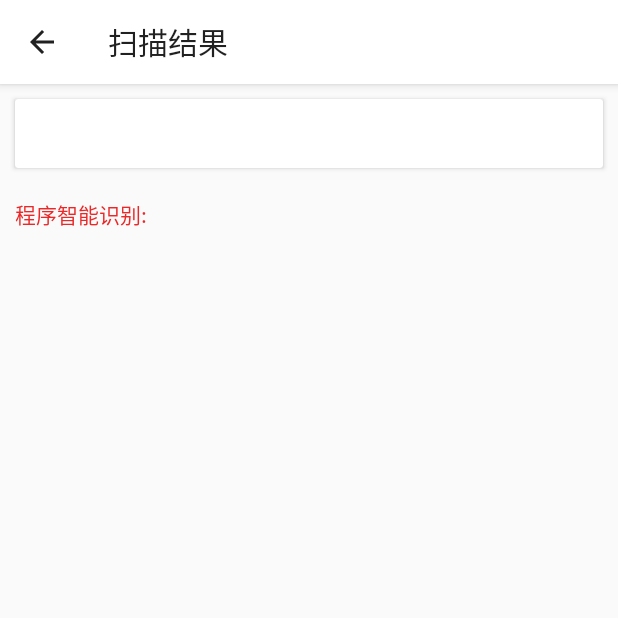
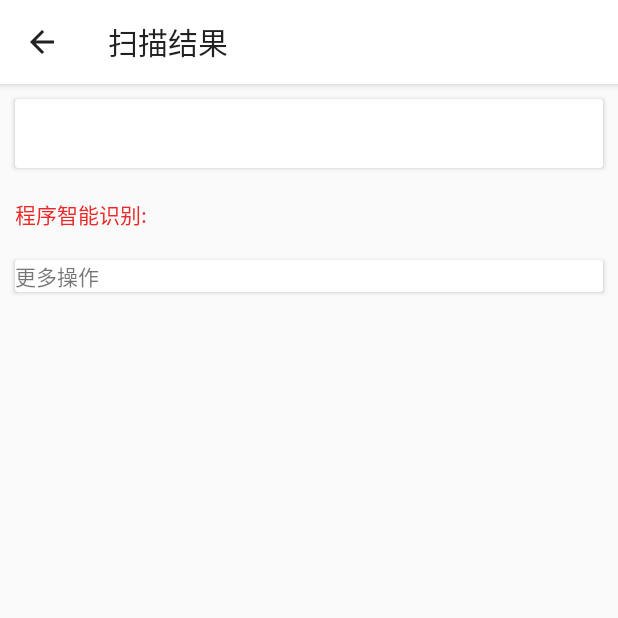
Before and after one commit to mdhyy008/QRTools, an Android app: the ScanResultActivity screen opened directly, with no data from a screen before it, on a phone screen of 412 x 824 dp, the top half of it. Run offline under Robolectric (Android 15) with nearby library versions, the phone set to English and light mode, and no system bars; 5 statements that could not run were skipped.

```diff
--- a/app/build.gradle
+++ b/app/build.gradle
@@ -7,8 +7,8 @@ android {
         applicationId "com.dabai.qrtools"
         minSdkVersion 23
         targetSdkVersion 28
-        versionCode 90
-        versionName "2.8 - Q"
+        versionCode 92
+        versionName "2.9"
         testInstrumentationRunner "android.support.test.runner.AndroidJUnitRunner"
     }
     buildTypes {
@@ -23,6 +23,7 @@ dependencies {
     implementation fileTree(dir: 'libs', include: ['*.jar'])
     implementation 'com.android.support:appcompat-v7:28.0.0'
     implementation 'com.android.support.constraint:constraint-layout:1.1.3'
+
     testImplementation 'junit:junit:4.12'
     androidTestImplementation 'com.android.support.test:runner:1.0.2'
     androidTestImplementation 'com.android.support.test.espresso:espresso-core:3.0.2'
--- a/app/src/main/AndroidManifest.xml
+++ b/app/src/main/AndroidManifest.xml
@@ -119,11 +119,13 @@
         <service
             android:name=".ClipService"
             android:enabled="true"
-            android:exported="true" /> <!-- 访问文件权限 -->
+            android:exported="true" />
         <service
             android:name=".ScreenshotMonitorService"
             android:enabled="true"
             android:exported="true" />
+
+
     </application>
     <uses-permission android:name="android.permission.SYSTEM_ALERT_WINDOW" /> <!-- 储存权限 -->
     <uses-permission android:name="android.permission.READ_CONTACTS" /> <!-- 安装SHORTCUT -->
--- a/app/src/main/java/com/dabai/qrtools/TextOpen.java
+++ b/app/src/main/java/com/dabai/qrtools/TextOpen.java
@@ -127,12 +127,12 @@ public class TextOpen extends AppCompatActivity {
                     }
                     tv.setText(telink);
 
-                    Bitmap bit = createQRCodeBitmap(telink, 700, 700, "UTF-8", "L", "1", Color.parseColor(DabaiUtils.getRandColorCode()), Color.WHITE);
+                    Bitmap bit = createQRCodeBitmap(telink, 700, 700, "UTF-8", "L", "1", Color.BLACK, Color.WHITE);
                     img.setImageBitmap(bit);
                 } else {
                     tv.setText(tenolink);
 
-                    Bitmap bit = createQRCodeBitmap(tenolink, 700, 700, "UTF-8", "L", "1", Color.parseColor(DabaiUtils.getRandColorCode()), Color.WHITE);
+                    Bitmap bit = createQRCodeBitmap(tenolink, 700, 700, "UTF-8", "L", "1", Color.BLACK, Color.WHITE);
                     img.setImageBitmap(bit);
 
                 }
--- a/app/src/main/res/layout/activity_result.xml
+++ b/app/src/main/res/layout/activity_result.xml
@@ -197,6 +197,30 @@
         </android.support.v7.widget.CardView>
 
 
+
+        <!--识别到的内容，来指定打开方式-->
+        <android.support.v7.widget.CardView
+            android:layout_width="match_parent"
+            android:layout_height="wrap_content"
+            android:layout_margin="10dp">
+
+            <LinearLayout
+                android:layout_width="match_parent"
+                android:layout_height="wrap_content"
+                android:orientation="vertical">
+
+
+                <TextView
+                    android:layout_width="wrap_content"
+                    android:layout_height="wrap_content"
+                    android:text="更多操作" />
+            </LinearLayout>
+
+        </android.support.v7.widget.CardView>
+
+
+
+
         <!--识别到的内容，来指定打开方式-->
     </LinearLayout></ScrollView>
 </android.support.constraint.ConstraintLayout>
```
